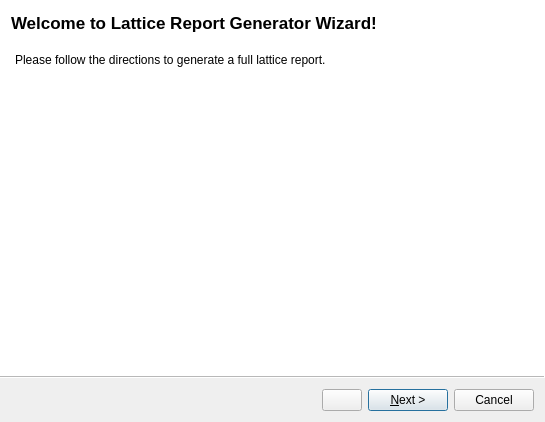
This is src/pyelegant/guis/nsls2apcluster/genreport_wizard/wizard.ui in NSLS-II/PyELEGANT as Qt 5 draws it before an edit. The edited form follows.
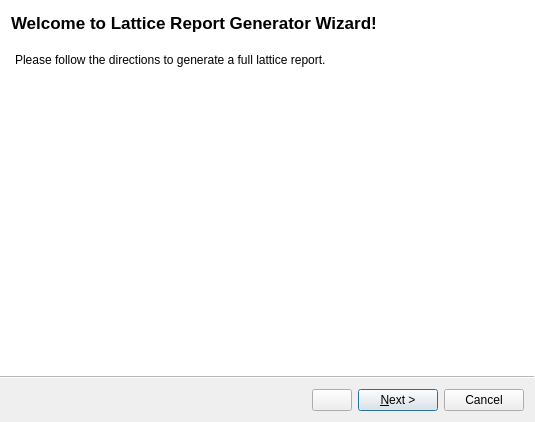
This is the edited form. Custom widgets are drawn as their Qt base class.

Commit message: switch order between seed config load page and new config setup page, allowing wizard to simply resume/modify existing report gen config file

Patch:
```diff
--- a/src/pyelegant/guis/nsls2apcluster/genreport_wizard/wizard.ui
+++ b/src/pyelegant/guis/nsls2apcluster/genreport_wizard/wizard.ui
@@ -6,7 +6,7 @@
    <rect>
     <x>0</x>
     <y>0</y>
-    <width>545</width>
+    <width>535</width>
     <height>422</height>
    </rect>
   </property>
```
Left out of the diff: 143 changed lines with no effect on the pictures. The commit also changes 2 other files.
